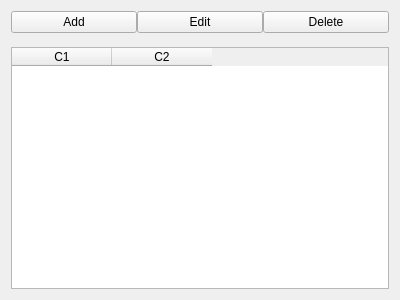
The window that src/view/ui/programming_language/list.ui (fersilentt/ProgrammingDirectories) describes before a commit, drawn with Qt 5.
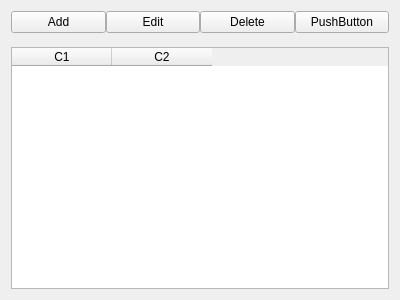
The same window after the commit.

Patch:
```diff
--- a/src/view/ui/programming_language/list.ui
+++ b/src/view/ui/programming_language/list.ui
@@ -40,6 +40,13 @@
        </property>
       </widget>
      </item>
+     <item>
+      <widget class="QPushButton" name="pushButton">
+       <property name="text">
+        <string>PushButton</string>
+       </property>
+      </widget>
+     </item>
     </layout>
    </item>
    <item>
```
Left out of the diff: 2 changed lines with no effect on the pictures.
